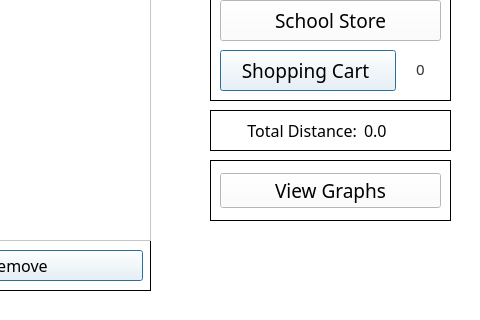
DannyCamacho/CollegeConnect, file tripplanner.ui: the form before one commit; both pictures show x 420 to 900 and y 280 to 600 of the 900 by 600 pixel window.
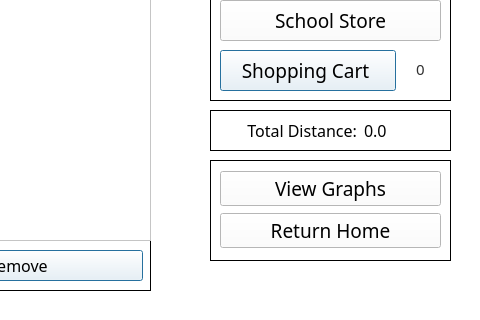
The form after the commit. Icons and pictures are not drawn.

Commit message: Adjustments to move buttons.

Diff of the .ui file:
```diff
--- a/tripplanner.ui
+++ b/tripplanner.ui
@@ -610,7 +610,7 @@
       <x>630</x>
       <y>440</y>
       <width>241</width>
-      <height>61</height>
+      <height>101</height>
      </rect>
     </property>
     <property name="font">
@@ -659,6 +659,36 @@
        </property>
       </widget>
      </item>
+     <item>
+      <widget class="QPushButton" name="return_home_pushButton">
+       <property name="font">
+        <font>
+         <family>Mongolian Baiti</family>
+         <pointsize>14</pointsize>
+         <weight>50</weight>
+         <bold>false</bold>
+        </font>
+       </property>
+       <property name="styleSheet">
+        <string notr="true">color: rgb(49, 49, 49);
+background-color:  rgb(255, 255, 255);
+border-style: outset;
+border-width: 2px;
+border-radius: 10px;
+border-color:rgb(118, 158, 81);
+min-width: 10em;
+padding: 6px;
+
+QPushButton#visit_store_button: clicked {
+	background-color: rgb(118, 158, 81);
+    border-style: inset;
+}</string>
+       </property>
+       <property name="text">
+        <string>Return Home</string>
+       </property>
+      </widget>
+     </item>
     </layout>
    </widget>
    <widget class="QFrame" name="plan_route_frame">
```
The commit also changes 4 other files.
